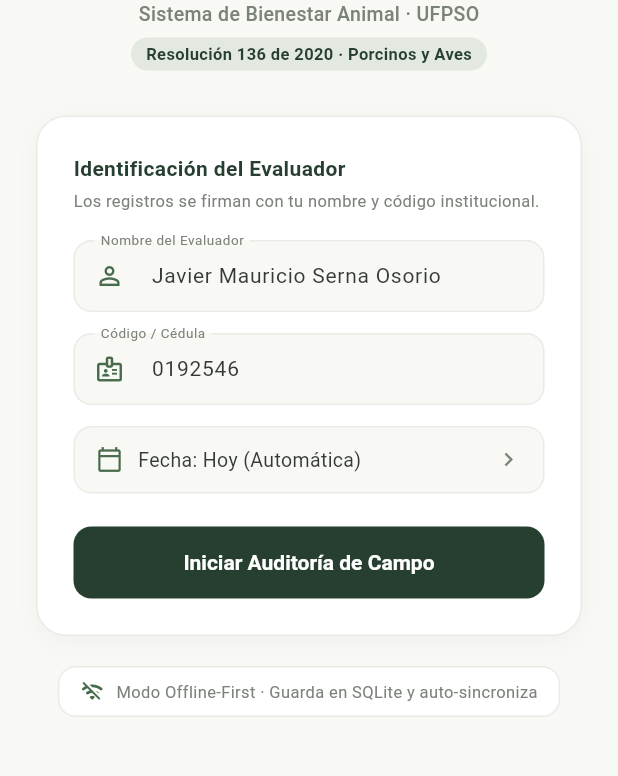
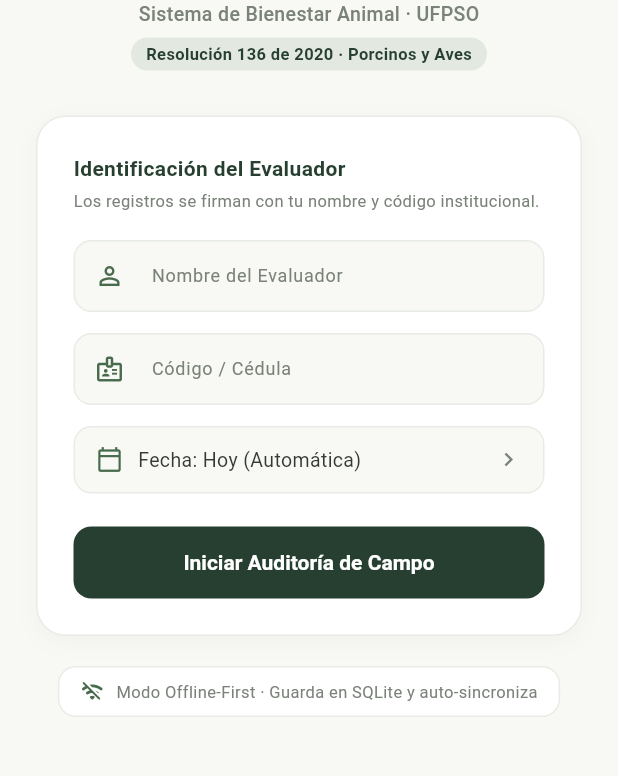
Before and after one commit to XxJavier-SernaxX/app-bienestar-animal, a Flutter app: the screen it shows after launch, on a phone screen of 412 x 824 dp, the part 369-1145 px from its top. Run offline on Flutter 3.47's test engine with Material 3 defaults, Android fonts, the phone set to English and light mode, and no system bars; our stand-ins replace cloud_firestore, connectivity_plus, firebase_core, firebase_storage, image_picker, pdf and 2 more; missing offline and left inert: excel; accounts and stored records are empty.

Commit message:
fix: agregar boton atras en especies, dinamizar evaluador y scroll a tabla en panel web

```diff
--- a/lib/screens/login_page.dart
+++ b/lib/screens/login_page.dart
@@ -15,10 +15,8 @@ class LoginPage extends StatefulWidget {
 }
 
 class _LoginPageState extends State<LoginPage> {
-  final TextEditingController _nameController =
-      TextEditingController(text: 'Javier Mauricio Serna Osorio');
-  final TextEditingController _codeController =
-      TextEditingController(text: '0192546');
+  final TextEditingController _nameController = TextEditingController();
+  final TextEditingController _codeController = TextEditingController();
 
   DateTime? _selectedDate;
   bool _isSaving = false;
@@ -32,8 +30,12 @@ class _LoginPageState extends State<LoginPage> {
   Future<void> _loadSavedUser() async {
     final prefs = await SharedPreferences.getInstance();
     final savedName = prefs.getString('userName');
+    final savedCode = prefs.getString('userCode');
     if (savedName != null && savedName.isNotEmpty) {
       _nameController.text = savedName;
+    }
+    if (savedCode != null && savedCode.isNotEmpty) {
+      _codeController.text = savedCode;
     }
   }
 
--- a/lib/services/supabase_sync_service.dart
+++ b/lib/services/supabase_sync_service.dart
@@ -101,8 +101,8 @@ class SupabaseSyncService {
       final client = HttpClient();
       final uri = Uri.parse('$supabaseUrl/rest/v1/evaluaciones');
 
-      final evaluadorNombre = prefs.getString('userName') ?? prefs.getString('user_name') ?? 'Javier Mauricio Serna Osorio';
-      final evaluadorCodigo = prefs.getString('userCode') ?? prefs.getString('user_code') ?? '0192546';
+      final evaluadorNombre = prefs.getString('userName') ?? prefs.getString('user_name') ?? 'Evaluador de Campo';
+      final evaluadorCodigo = prefs.getString('userCode') ?? prefs.getString('user_code') ?? 'UFPSO-001';
 
       for (var item in pendingList) {
         try {
```
Also changed, not shown: lib/screens/species_selection.dart (+36 -4 lines), 1 other file.
